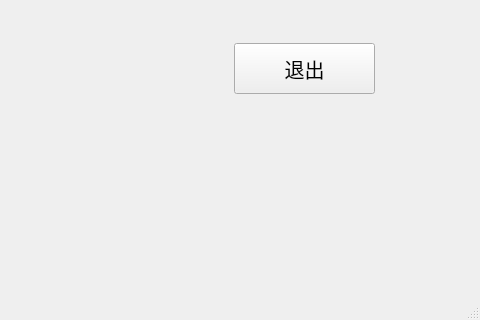
Qt form mainwindow.ui (huang-tianze/Gomoku) before a commit; both pictures show x 556 to 1036 and y 440 to 760 of the 1036 by 760 pixel window.
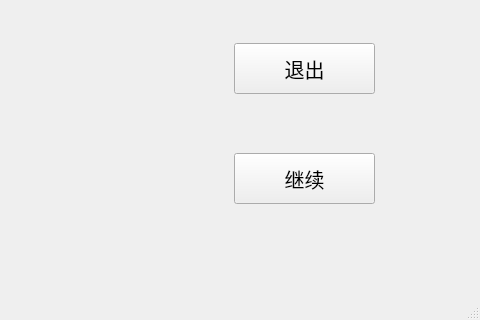
The same form after that commit. Icons and pictures are not drawn.

The edit to the form file:
```diff
--- a/mainwindow.ui
+++ b/mainwindow.ui
@@ -104,6 +104,24 @@
      <string>退出</string>
     </property>
    </widget>
+   <widget class="QPushButton" name="continueButton">
+    <property name="geometry">
+     <rect>
+      <x>790</x>
+      <y>570</y>
+      <width>141</width>
+      <height>51</height>
+     </rect>
+    </property>
+    <property name="styleSheet">
+     <string notr="true">font-size:20px;
+background-image: url(:/pic/buttonBackground.png);
+color:rgb(0,0,0);</string>
+    </property>
+    <property name="text">
+     <string>继续</string>
+    </property>
+   </widget>
   </widget>
   <widget class="QMenuBar" name="menubar">
    <property name="geometry">
```
Left out of the diff: 36 changed lines with no effect on the pictures.
